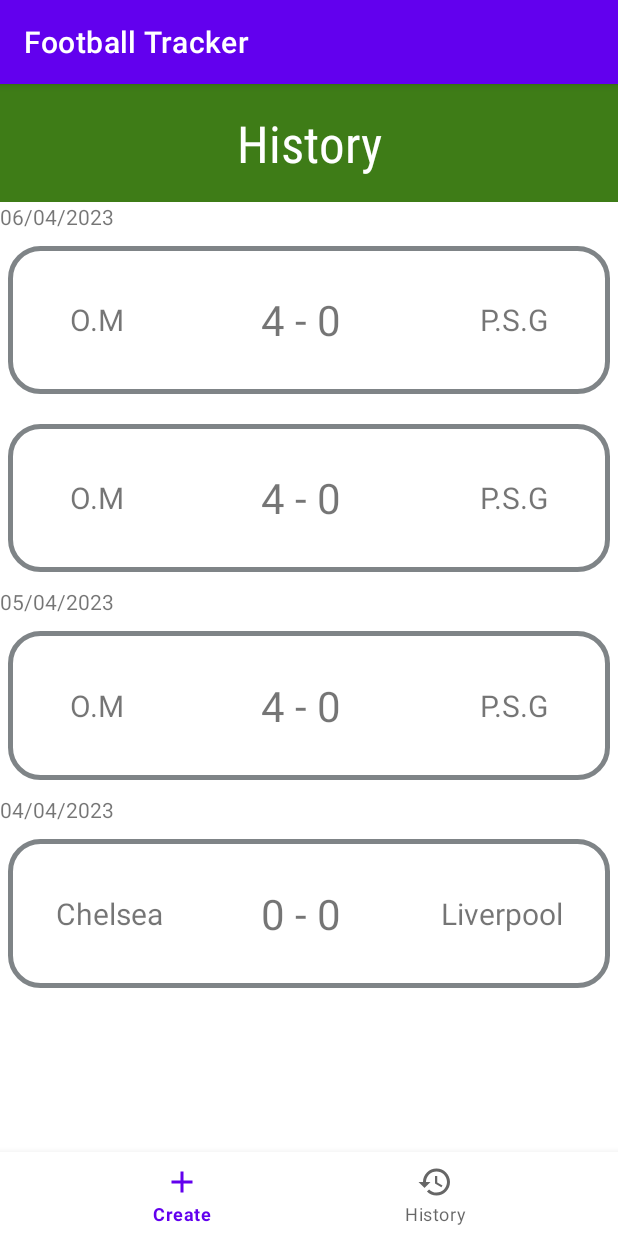
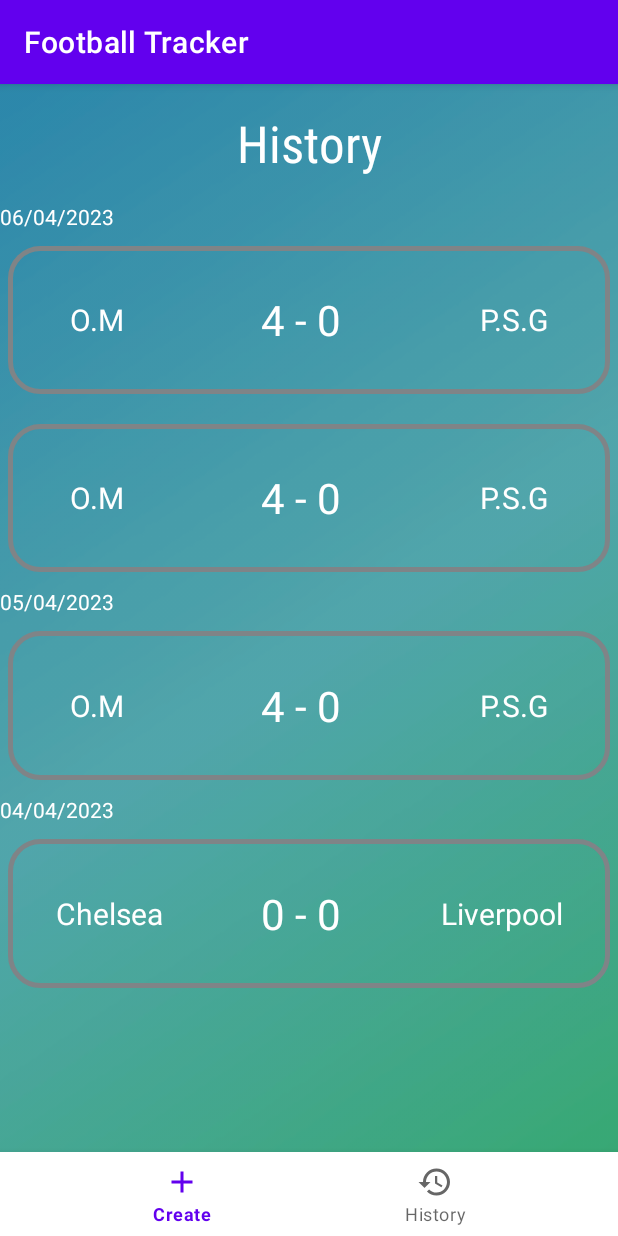
Before and after one commit to AntoninLmp/Football-Tracker, an Android app: the History screen opened directly, with no data from a screen before it, on a phone screen of 412 x 824 dp. Run offline under Robolectric (Android 15) with nearby library versions, the phone set to English and light mode, and no system bars; Roboto replaces fonts that are not available here.

Commit message:
Update History

```diff
--- a/app/src/main/res/layout-land/activity_history.xml
+++ b/app/src/main/res/layout-land/activity_history.xml
@@ -4,6 +4,7 @@
     xmlns:tools="http://schemas.android.com/tools"
     android:layout_width="match_parent"
     android:layout_height="match_parent"
+    android:background="@drawable/android_gradient_3"
     tools:context=".History">
 
     <LinearLayout
@@ -22,7 +23,6 @@
             android:id="@+id/History"
             android:layout_width="match_parent"
             android:layout_height="wrap_content"
-            android:background="#3E7C17"
             android:fontFamily="sans-serif-condensed"
             android:gravity="center"
             android:text="Historique"
@@ -44,6 +44,7 @@
                     android:layout_width="match_parent"
                     android:layout_height="wrap_content"
                     android:layout_weight="0"
+                    android:textColor="@color/white"
                     android:text="06/04/2023" />
 
                 <LinearLayout
@@ -64,6 +65,7 @@
                         android:layout_weight="0.25"
                         android:gravity="center"
                         android:text="O.M"
+                        android:textColor="@color/white"
                         android:textAlignment="center"
                         android:textSize="20sp" />
 
@@ -74,6 +76,7 @@
                         android:layout_weight="0.5"
                         android:gravity="center"
                         android:text="4 - 0"
+                        android:textColor="@color/white"
                         android:textAlignment="center"
                         android:textSize="28sp" />
 
@@ -84,6 +87,7 @@
                         android:layout_weight="0.25"
                         android:gravity="center"
                         android:text="P.S.G"
+                        android:textColor="@color/white"
                         android:textAlignment="center"
                         android:textSize="20sp" />
 
@@ -107,6 +111,7 @@
                         android:layout_weight="0.25"
                         android:gravity="center"
                         android:text="O.M"
+                        android:textColor="@color/white"
                         android:textAlignment="center"
                         android:textSize="20sp" />
 
@@ -117,6 +122,7 @@
                         android:layout_weight="0.5"
                         android:gravity="center"
                         android:text="4 - 0"
+                        android:textColor="@color/white"
                         android:textAlignment="center"
                         android:textSize="28sp" />
 
@@ -127,6 +133,7 @@
                         android:layout_weight="0.25"
                         android:gravity="center"
                         android:text="P.S.G"
+                        android:textColor="@color/white"
                         android:textAlignment="center"
                         android:textSize="20sp" />
 
@@ -137,7 +144,8 @@
                     android:layout_width="match_parent"
                     android:layout_height="wrap_content"
                     android:layout_weight="0"
-                    android:text="05/04/2023" />
+                    android:text="05/04/2023"
+                    android:textColor="@color/white"/>
 
                 <LinearLayout
                     android:layout_width="match_parent"
@@ -157,6 +165,7 @@
                         android:layout_weight="0.25"
                         android:gravity="center"
                         android:text="O.M"
+                        android:textColor="@color/white"
                         android:textAlignment="center"
                         android:textSize="20sp" />
 
@@ -167,6 +176,7 @@
                         android:layout_weight="0.5"
                         android:gravity="center"
                         android:text="4 - 0"
+                        android:textColor="@color/white"
                         android:textAlignment="center"
                         android:textSize="28sp" />
 
@@ -177,6 +187,7 @@
                         android:layout_weight="0.25"
                         android:gravity="center"
                         android:text="P.S.G"
+                        android:textColor="@color/white"
                         android:textAlignment="center"
                         android:textSize="20sp" />
 
--- a/app/src/main/res/layout/activity_history.xml
+++ b/app/src/main/res/layout/activity_history.xml
@@ -4,6 +4,7 @@
     xmlns:tools="http://schemas.android.com/tools"
     android:layout_width="match_parent"
     android:layout_height="match_parent"
+    android:background="@drawable/android_gradient_3"
     tools:context=".History">
 
     <LinearLayout
@@ -29,7 +30,6 @@
                 android:layout_width="match_parent"
                 android:layout_height="wrap_content"
                 android:layout_weight="0.1"
-                android:background="#3E7C17"
                 android:fontFamily="sans-serif-condensed"
                 android:gravity="center"
                 android:text="@string/history"
@@ -51,6 +51,7 @@
                 android:layout_width="match_parent"
                 android:layout_height="wrap_content"
                 android:layout_weight="0"
+                android:textColor="@color/white"
                 android:text="06/04/2023" />
 
             <LinearLayout
@@ -70,6 +71,7 @@
                     android:layout_height="match_parent"
                     android:layout_weight="0.25"
                     android:gravity="center"
+                    android:textColor="@color/white"
                     android:text="O.M"
                     android:textAlignment="center"
                     android:textSize="20sp" />
@@ -82,6 +84,7 @@
                     android:gravity="center"
                     android:text="4 - 0"
                     android:textAlignment="center"
+                    android:textColor="@color/white"
                     android:textSize="28sp" />
 
                 <TextView
@@ -91,6 +94,7 @@
                     android:layout_weight="0.25"
                     android:gravity="center"
                     android:text="P.S.G"
+                    android:textColor="@color/white"
                     android:textAlignment="center"
                     android:textSize="20sp" />
 
@@ -114,6 +118,7 @@
                     android:layout_weight="0.25"
                     android:gravity="center"
                     android:text="O.M"
+                    android:textColor="@color/white"
                     android:textAlignment="center"
                     android:textSize="20sp" />
 
@@ -124,6 +129,7 @@
                     android:layout_weight="0.5"
                     android:gravity="center"
                     android:text="4 - 0"
+                    android:textColor="@color/white"
                     android:textAlignment="center"
                     android:textSize="28sp" />
 
@@ -134,6 +140,7 @@
                     android:layout_weight="0.25"
                     android:gravity="center"
                     android:text="P.S.G"
+                    android:textColor="@color/white"
                     android:textAlignment="center"
                     android:textSize="20sp" />
 
@@ -144,6 +151,7 @@
                 android:layout_width="match_parent"
                 android:layout_height="wrap_content"
                 android:layout_weight="0"
+                android:textColor="@color/white"
                 android:text="05/04/2023" />
 
             <LinearLayout
@@ -164,6 +172,7 @@
                     android:layout_weight="0.25"
                     android:gravity="center"
                     android:text="O.M"
+                    android:textColor="@color/white"
                     android:textAlignment="center"
                     android:textSize="20sp" />
 
@@ -174,6 +183,7 @@
                     android:layout_weight="0.5"
                     android:gravity="center"
                     android:text="4 - 0"
+                    android:textColor="@color/white"
                     android:textAlignment="center"
                     android:textSize="28sp" />
 
@@ -184,6 +194,7 @@
                     android:layout_weight="0.25"
                     android:gravity="center"
                     android:text="P.S.G"
+                    android:textColor="@color/white"
                     android:textAlignment="center"
                     android:textSize="20sp" />
 
@@ -194,7 +205,8 @@
                 android:layout_width="match_parent"
                 android:layout_height="wrap_content"
                 android:layout_weight="0"
-                android:text="04/04/2023" />
+                android:text="04/04/2023"
+                android:textColor="@color/white"/>
 
             <LinearLayout
                 android:layout_width="match_parent"
@@ -214,6 +226,7 @@
                     android:layout_weight="0.25"
                     android:gravity="center"
                     android:text="Chelsea"
+                    android:textColor="@color/white"
                     android:textAlignment="center"
                     android:textSize="20sp" />
 
@@ -224,6 +237,7 @@
                     android:layout_weight="0.5"
                     android:gravity="center"
                     android:text="0 - 0"
+                    android:textColor="@color/white"
                     android:textAlignment="center"
                     android:textSize="28sp" />
 
@@ -234,6 +248,7 @@
                     android:layout_weight="0.25"
                     android:gravity="center"
                     android:text="Liverpool"
+                    android:textColor="@color/white"
                     android:textAlignment="center"
                     android:textSize="20sp" />
 
```
